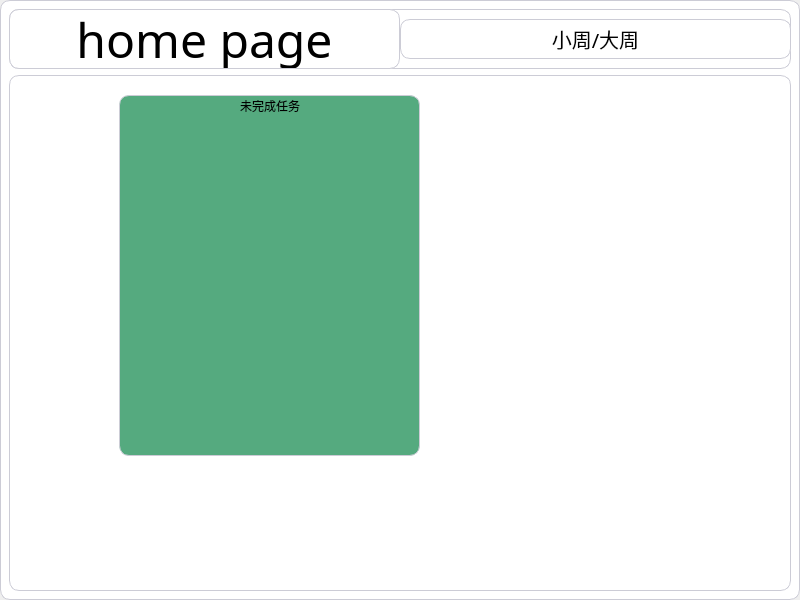
Old version of the form MainWidget/mainwidget.ui in the repository foryouos/ForyouTools.
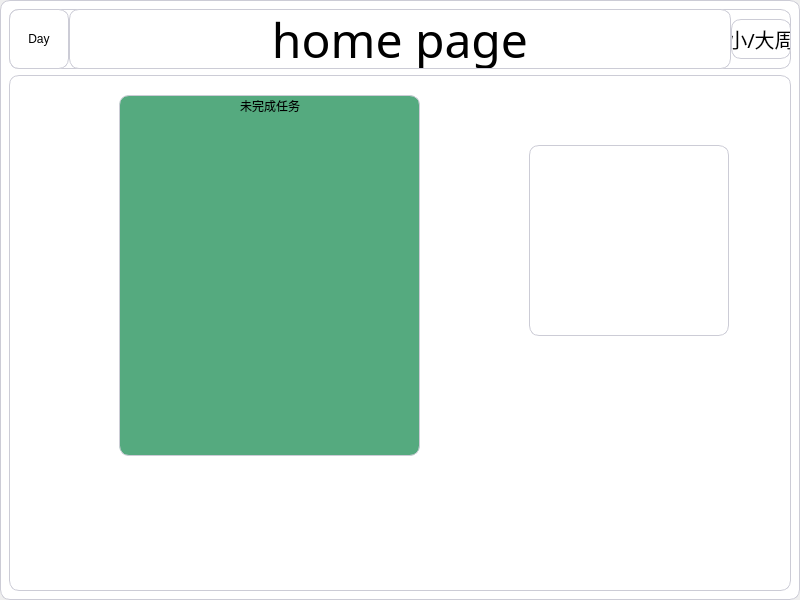
New version of the form.

```diff
--- a/MainWidget/mainwidget.ui
+++ b/MainWidget/mainwidget.ui
@@ -63,7 +63,23 @@
           <number>0</number>
          </property>
          <item>
-          <widget class="QLabel" name="label">
+          <widget class="QLabel" name="Year_Left_Day">
+           <property name="maximumSize">
+            <size>
+             <width>60</width>
+             <height>60</height>
+            </size>
+           </property>
+           <property name="text">
+            <string>Day</string>
+           </property>
+           <property name="alignment">
+            <set>Qt::AlignmentFlag::AlignCenter</set>
+           </property>
+          </widget>
+         </item>
+         <item>
+          <widget class="QLabel" name="Main_Title">
            <property name="font">
             <font>
              <family>Harrington</family>
@@ -82,7 +98,7 @@
           <widget class="QLabel" name="label_2">
            <property name="maximumSize">
             <size>
-             <width>16777215</width>
+             <width>60</width>
              <height>40</height>
             </size>
            </property>
@@ -99,7 +115,7 @@
 border: 1px solid #ccccd6;</string>
            </property>
            <property name="text">
-            <string>小周/大周</string>
+            <string>小/大周</string>
            </property>
            <property name="alignment">
             <set>Qt::AlignmentFlag::AlignCenter</set>
@@ -130,6 +146,43 @@
           <set>Qt::AlignmentFlag::AlignCenter</set>
          </property>
         </widget>
+        <widget class="QWidget" name="DayWaveBarWidget" native="true">
+         <property name="geometry">
+          <rect>
+           <x>520</x>
+           <y>70</y>
+           <width>200</width>
+           <height>191</height>
+          </rect>
+         </property>
+         <property name="maximumSize">
+          <size>
+           <width>200</width>
+           <height>200</height>
+          </size>
+         </property>
+         <layout class="QVBoxLayout" name="verticalLayout_4">
+          <property name="leftMargin">
+           <number>0</number>
+          </property>
+          <property name="topMargin">
+           <number>0</number>
+          </property>
+          <property name="rightMargin">
+           <number>0</number>
+          </property>
+          <property name="bottomMargin">
+           <number>0</number>
+          </property>
+          <item>
+           <layout class="QVBoxLayout" name="DayWaveBarLayout">
+            <property name="spacing">
+             <number>0</number>
+            </property>
+           </layout>
+          </item>
+         </layout>
+        </widget>
        </widget>
       </item>
      </layout>
```
Left out of the diff: 2 changed lines with no effect on the pictures.
